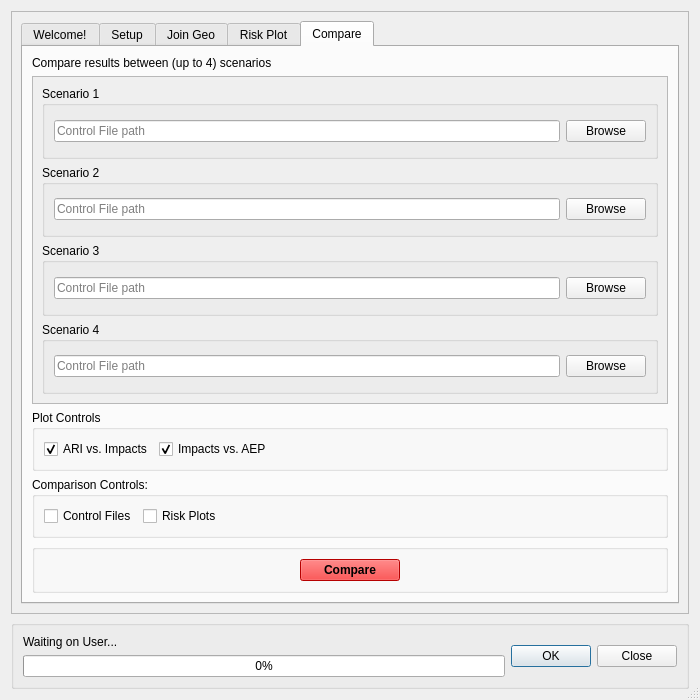
The window that canflood/results/results.ui (NRCan/CanFlood) describes before a commit, drawn with Qt 5.
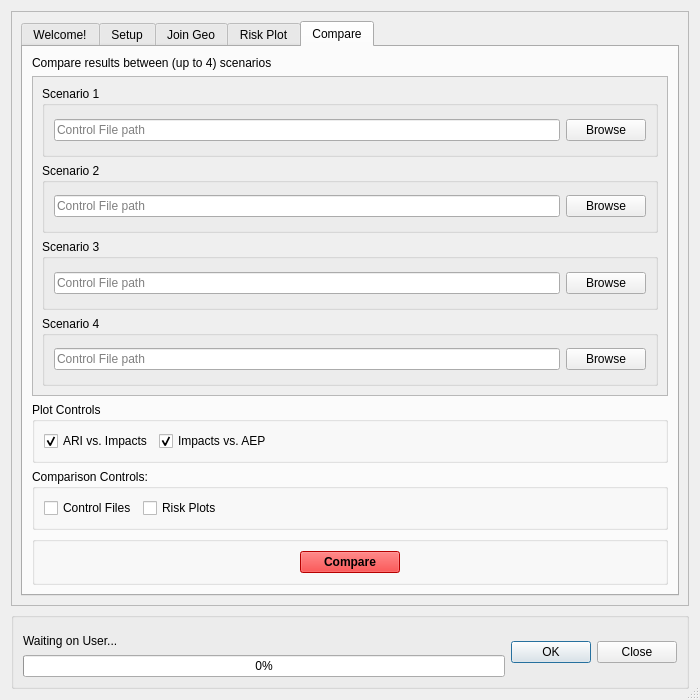
The same window after the commit. The open tabs and pages were chosen to show the change. Icons and pictures are not drawn. Custom widgets are drawn as their Qt base class.

```diff
--- a/canflood/results/results.ui
+++ b/canflood/results/results.ui
@@ -46,7 +46,7 @@
         <x>0</x>
         <y>0</y>
         <width>680</width>
-        <height>612</height>
+        <height>603</height>
        </rect>
       </property>
       <property name="sizePolicy">
@@ -2318,8 +2318,8 @@
                <rect>
                 <x>0</x>
                 <y>0</y>
-                <width>175</width>
-                <height>268</height>
+                <width>636</width>
+                <height>349</height>
                </rect>
               </property>
               <layout class="QVBoxLayout" name="verticalLayout_14">
@@ -2999,7 +2999,7 @@
    <item row="1" column="0">
     <widget class="QGroupBox" name="groupBox">
      <property name="sizePolicy">
-      <sizepolicy hsizetype="Expanding" vsizetype="Preferred">
+      <sizepolicy hsizetype="Expanding" vsizetype="Fixed">
        <horstretch>0</horstretch>
        <verstretch>0</verstretch>
       </sizepolicy>
@@ -3018,6 +3018,18 @@
        <layout class="QVBoxLayout" name="verticalLayout_20">
         <item>
          <widget class="QLabel" name="progressText">
+          <property name="sizePolicy">
+           <sizepolicy hsizetype="Preferred" vsizetype="Fixed">
+            <horstretch>0</horstretch>
+            <verstretch>0</verstretch>
+           </sizepolicy>
+          </property>
+          <property name="minimumSize">
+           <size>
+            <width>0</width>
+            <height>22</height>
+           </size>
+          </property>
           <property name="maximumSize">
            <size>
             <width>16777215</width>
```
